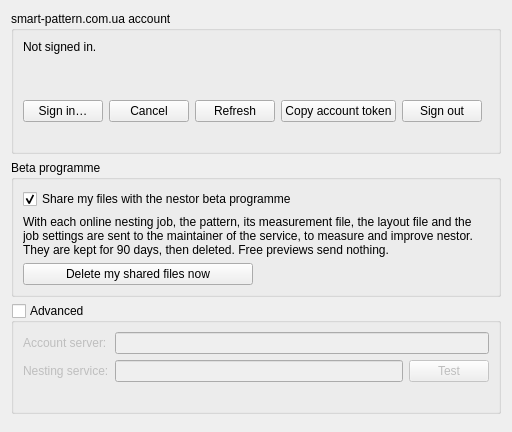
Above: src/libs/vnesting/vnestingaccountpage.ui from dismine/valentina before the change. Below: the same form after it.
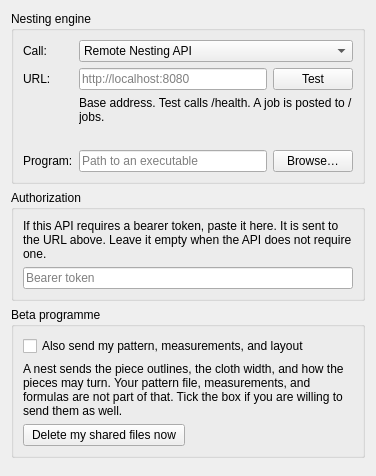
That is the form after the change.

Commit message: Send Puzzle and quick nest a version 1 nesting job.

What changed in the file:
```diff
--- a/src/libs/vnesting/vnestingaccountpage.ui
+++ b/src/libs/vnesting/vnestingaccountpage.ui
@@ -6,16 +6,147 @@
    <string>Account</string>
   </property>
   <layout class="QVBoxLayout" name="verticalLayout">
+   <item>
+    <widget class="QGroupBox" name="groupBoxEngine">
+     <property name="title">
+      <string>Nesting engine</string>
+     </property>
+     <layout class="QFormLayout" name="formLayoutEngine">
+      <item row="0" column="0">
+       <widget class="QLabel" name="labelEngineKind">
+        <property name="text">
+         <string>Call:</string>
+        </property>
+       </widget>
+      </item>
+      <item row="0" column="1">
+       <widget class="QComboBox" name="comboBoxEngine">
+        <item>
+         <property name="text">
+          <string>Remote Nesting API</string>
+         </property>
+        </item>
+        <item>
+         <property name="text">
+          <string>Local program</string>
+         </property>
+        </item>
+       </widget>
+      </item>
+      <item row="1" column="0">
+       <widget class="QLabel" name="labelHttpUrl">
+        <property name="text">
+         <string>URL:</string>
+        </property>
+       </widget>
+      </item>
+      <item row="1" column="1">
+       <widget class="QWidget" name="widgetHttpUrl" native="true">
+        <layout class="QHBoxLayout" name="horizontalLayoutHttpUrl">
+         <property name="leftMargin">
+          <number>0</number>
+         </property>
+         <property name="topMargin">
+          <number>0</number>
+         </property>
+         <property name="rightMargin">
+          <number>0</number>
+         </property>
+         <property name="bottomMargin">
+          <number>0</number>
+         </property>
+         <item>
+          <widget class="QLineEdit" name="lineEditHttpUrl">
+           <property name="placeholderText">
+            <string>http://localhost:8080</string>
+           </property>
+           <property name="toolTip">
+            <string>The base address only. Test calls /health. A job is posted to /jobs.</string>
+           </property>
+          </widget>
+         </item>
+         <item>
+          <widget class="QPushButton" name="buttonTestService">
+           <property name="text">
+            <string>Test</string>
+           </property>
+          </widget>
+         </item>
+        </layout>
+       </widget>
+      </item>
+      <item row="2" column="1">
+       <widget class="QLabel" name="labelUrlHint">
+        <property name="text">
+         <string>Base address. Test calls /health. A job is posted to /jobs.</string>
+        </property>
+        <property name="wordWrap">
+         <bool>true</bool>
+        </property>
+       </widget>
+      </item>
+      <item row="3" column="1">
+       <widget class="QLabel" name="labelServiceStatus">
+        <property name="text">
+         <string/>
+        </property>
+        <property name="wordWrap">
+         <bool>true</bool>
+        </property>
+       </widget>
+      </item>
+      <item row="4" column="0">
+       <widget class="QLabel" name="labelExecutable">
+        <property name="text">
+         <string>Program:</string>
+        </property>
+       </widget>
+      </item>
+      <item row="4" column="1">
+       <widget class="QWidget" name="widgetExecutable" native="true">
+        <layout class="QHBoxLayout" name="horizontalLayoutExecutable">
+         <property name="leftMargin">
+          <number>0</number>
+         </property>
+         <property name="topMargin">
+          <number>0</number>
+         </property>
+         <property name="rightMargin">
+          <number>0</number>
+         </property>
+         <property name="bottomMargin">
+          <number>0</number>
+         </property>
+         <item>
+          <widget class="QLineEdit" name="lineEditExecutable">
+           <property name="placeholderText">
+            <string>Path to an executable</string>
+           </property>
+          </widget>
+         </item>
+         <item>
+          <widget class="QPushButton" name="buttonBrowseExecutable">
+           <property name="text">
+            <string>Browse…</string>
+           </property>
+          </widget>
+         </item>
+        </layout>
+       </widget>
+      </item>
+     </layout>
+    </widget>
+   </item>
    <item>
     <widget class="QGroupBox" name="groupBoxAccount">
      <property name="title">
-      <string>smart-pattern.com.ua account</string>
+      <string>Authorization</string>
      </property>
      <layout class="QVBoxLayout" name="verticalLayoutAccount">
       <item>
        <widget class="QLabel" name="labelStatus">
         <property name="text">
-         <string>Not signed in.</string>
+         <string>If this API requires a bearer token, paste it here. It is sent to the URL above. Leave it empty when the API does not require one.</string>
         </property>
         <property name="wordWrap">
          <bool>true</bool>
@@ -23,84 +154,12 @@
        </widget>
       </item>
       <item>
-       <widget class="QLabel" name="labelPremium">
-        <property name="text">
-         <string/>
+       <widget class="QLineEdit" name="lineEditToken">
+        <property name="echoMode">
+         <enum>QLineEdit::Password</enum>
         </property>
-       </widget>
-      </item>
-      <item>
-       <widget class="QLabel" name="labelCode">
-        <property name="text">
-         <string/>
-        </property>
-        <property name="alignment">
-         <set>Qt::AlignCenter</set>
-        </property>
-        <property name="wordWrap">
-         <bool>true</bool>
-        </property>
-        <property name="textInteractionFlags">
-         <set>Qt::LinksAccessibleByMouse|Qt::TextSelectableByMouse</set>
-        </property>
-       </widget>
-      </item>
-      <item>
-       <layout class="QHBoxLayout" name="horizontalLayoutButtons">
-        <item>
-         <widget class="QPushButton" name="buttonSignIn">
-          <property name="text">
-           <string>Sign in…</string>
-          </property>
-         </widget>
-        </item>
-        <item>
-         <widget class="QPushButton" name="buttonCancel">
-          <property name="text">
-           <string>Cancel</string>
-          </property>
-         </widget>
-        </item>
-        <item>
-         <widget class="QPushButton" name="buttonRefresh">
-          <property name="text">
-           <string>Refresh</string>
-          </property>
-         </widget>
-        </item>
-        <item>
-         <widget class="QPushButton" name="buttonCopyToken">
-          <property name="toolTip">
-           <string>Copies your account token to the clipboard, to sign in on the service's administration pages. Keep it private: it is your session.</string>
-          </property>
-          <property name="text">
-           <string>Copy account token</string>
-          </property>
-         </widget>
-        </item>
-        <item>
-         <widget class="QPushButton" name="buttonSignOut">
-          <property name="text">
-           <string>Sign out</string>
-          </property>
-         </widget>
-        </item>
-        <item>
-         <spacer name="horizontalSpacer">
-          <property name="orientation">
-           <enum>Qt::Horizontal</enum>
-          </property>
-         </spacer>
-        </item>
-       </layout>
-      </item>
-      <item>
-       <widget class="QLabel" name="labelError">
-        <property name="text">
-         <string/>
-        </property>
-        <property name="wordWrap">
-         <bool>true</bool>
+        <property name="placeholderText">
+         <string>Bearer token</string>
         </property>
        </widget>
       </item>
@@ -116,17 +175,17 @@
       <item>
        <widget class="QCheckBox" name="checkBoxShareFiles">
         <property name="text">
-         <string>Share my files with the nestor beta programme</string>
+         <string>Also send my pattern, measurements, and layout</string>
         </property>
         <property name="checked">
-         <bool>true</bool>
+         <bool>false</bool>
         </property>
        </widget>
       </item>
       <item>
        <widget class="QLabel" name="labelShareFiles">
         <property name="text">
-         <string>With each online nesting job, the pattern, its measurement file, the layout file and the job settings are sent to the maintainer of the service, to measure and improve nestor. They are kept for 90 days, then deleted. Free previews send nothing.</string>
+         <string>A nest sends the piece outlines, the cloth width, and how the pieces may turn. Your pattern file, measurements, and formulas are not part of that. Tick the box if you are willing to send them as well.</string>
         </property>
         <property name="wordWrap">
          <bool>true</bool>
@@ -157,62 +216,6 @@
      </layout>
     </widget>
    </item>
-   <item>
-    <widget class="QGroupBox" name="groupBoxAdvanced">
-     <property name="title">
-      <string>Advanced</string>
-     </property>
-     <property name="checkable">
-      <bool>true</bool>
-     </property>
-     <property name="checked">
-      <bool>false</bool>
-     </property>
-     <layout class="QFormLayout" name="formLayoutAdvanced">
-      <item row="0" column="0">
-       <widget class="QLabel" name="labelIssuer">
-        <property name="text">
-         <string>Account server:</string>
-        </property>
-       </widget>
-      </item>
-      <item row="0" column="1">
-       <widget class="QLineEdit" name="lineEditIssuer"/>
-      </item>
-      <item row="1" column="0">
-       <widget class="QLabel" name="labelService">
-        <property name="text">
-         <string>Nesting service:</string>
-        </property>
-       </widget>
-      </item>
-      <item row="1" column="1">
-       <layout class="QHBoxLayout" name="horizontalLayoutService">
-        <item>
-         <widget class="QLineEdit" name="lineEditService"/>
-        </item>
-        <item>
-         <widget class="QPushButton" name="buttonTestService">
-          <property name="text">
-           <string>Test</string>
-          </property>
-         </widget>
-        </item>
-       </layout>
-      </item>
-      <item row="2" column="1">
-       <widget class="QLabel" name="labelServiceStatus">
-        <property name="text">
-         <string/>
-        </property>
-        <property name="wordWrap">
-         <bool>true</bool>
-        </property>
-       </widget>
-      </item>
-     </layout>
-    </widget>
-   </item>
    <item>
     <spacer name="verticalSpacer">
      <property name="orientation">
```
Left out of the diff: 6 changed lines with no effect on the pictures. The commit also changes 66 other files.
